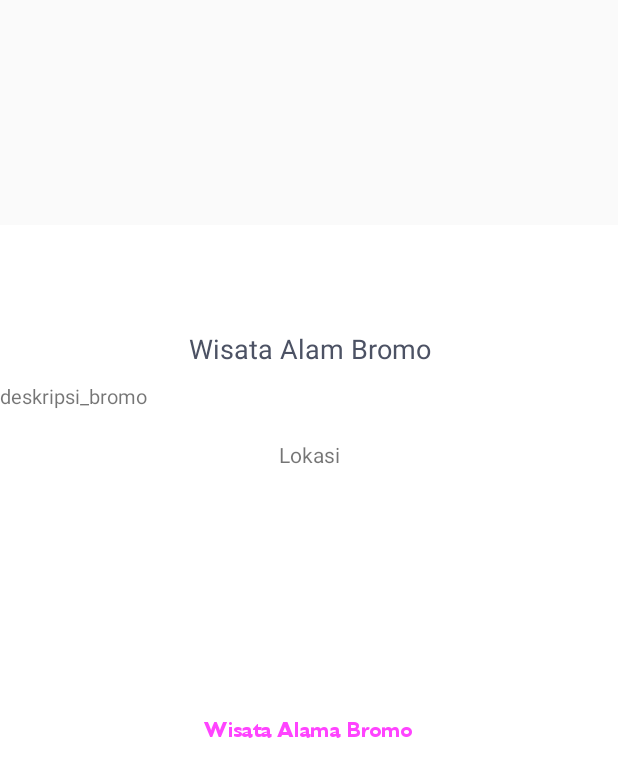
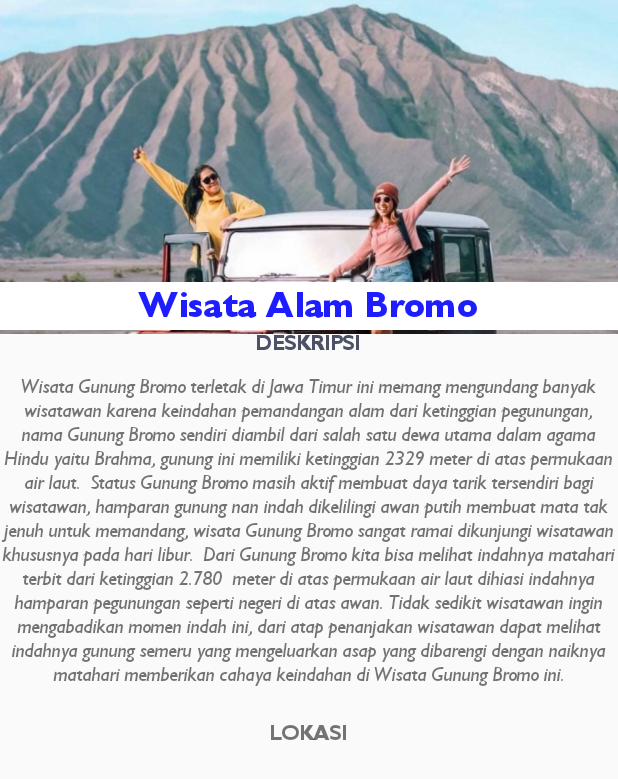
Before and after one commit to hramadhaan/Xplore-Malang, an Android app: the layout activity_pariwisata_bromo.xml on its own in the app's theme, with its tools: preview values and no code run, on a phone screen of 412 x 824 dp. Shown: the top 779 px of the screen. Run offline under Robolectric (Android 15) with nearby library versions, the phone set to English and light mode, and no system bars.

Commit message:
resolved #4

```diff
--- /dev/null
+++ b/app/src/main/java/com/xploremalang/xploremalang/Pariwisata/Pariwisata_bromo.java
@@ -0,0 +1,4 @@
+package com.xploremalang.xploremalang.Pariwisata;
+
+public class Pariwisata_bromo {
+}
--- a/app/src/main/res/layout/activity_pariwisata_bromo.xml
+++ b/app/src/main/res/layout/activity_pariwisata_bromo.xml
@@ -1,61 +1,69 @@
 <?xml version="1.0" encoding="utf-8"?>
-<android.support.constraint.ConstraintLayout
+<ScrollView
     xmlns:android="http://schemas.android.com/apk/res/android"
     xmlns:app="http://schemas.android.com/apk/res-auto"
+    xmlns:tools="http://schemas.android.com/tools"
     android:layout_width="match_parent"
-    android:layout_height="match_parent">
+    android:layout_height="match_parent"
+    tools:context=".Pariwisata.Pariwisata_bromo">
 
     <RelativeLayout
         android:layout_width="wrap_content"
-        android:layout_height="wrap_content"
-        app:layout_constraintBottom_toBottomOf="parent"
-        app:layout_constraintEnd_toEndOf="parent"
-        app:layout_constraintStart_toStartOf="parent"
-        app:layout_constraintTop_toTopOf="parent">
+        android:layout_height="wrap_content">
 
         <ImageView
             android:layout_width="match_parent"
             android:layout_height="match_parent"
-            android:layout_marginTop="-90dp"
-            android:src="@drawable/foto_bromo" />
+            android:src="@drawable/foto_bromo"
+            android:layout_marginTop="-90dp"/>
 
         <RelativeLayout
             android:layout_width="match_parent"
-            android:layout_height="match_parent">
+            android:layout_height="220dp">
 
             <TextView
                 android:layout_width="match_parent"
-                android:layout_height="match_parent"
+                android:layout_height="32dp"
+                android:layout_alignParentEnd="true"
+                android:layout_alignParentRight="true"
+                android:layout_alignParentBottom="true"
                 android:layout_marginTop="150dp"
+                android:layout_marginEnd="0dp"
+                android:layout_marginRight="0dp"
+                android:layout_marginBottom="0dp"
                 android:background="#fff"
                 android:fontFamily="@font/gibson_bold"
                 android:gravity="center|center"
-                android:text="Wisata Alama Bromo"
-                android:textColor="#f4f" />
-
+                android:text="Wisata Alam Bromo"
+                android:textColor="#1D1DFF"
+                android:textSize="24sp" />
         </RelativeLayout>
 
         <RelativeLayout
             android:layout_width="wrap_content"
-            android:layout_height="wrap_content">
+            android:layout_height="match_parent">
 
             <TextView
                 android:id="@+id/judul_bromo"
                 android:layout_width="match_parent"
                 android:layout_height="wrap_content"
                 android:layout_marginTop="220dp"
+                android:fontFamily="@font/gibson_bold"
                 android:gravity="center_horizontal"
-                android:text="Wisata Alam Bromo"
+                android:text="DESKRIPSI"
                 android:textColor="#4C5264"
-                android:textSize="18sp" />
+                android:textSize="14sp"
+                android:textStyle="bold" />
 
             <TextView
                 android:id="@+id/deskripsi_bromo"
                 android:layout_width="match_parent"
                 android:layout_height="wrap_content"
                 android:layout_below="@+id/judul_bromo"
-                android:layout_marginTop="10sp"
-                android:text="@string/deskripsi_bromo"
+                android:layout_marginTop="11dp"
+                android:fontFamily="@font/gibson_regularitalic"
+                android:gravity="center"
+                android:text="Wisata Gunung Bromo terletak di Jawa Timur ini memang mengundang banyak wisatawan karena keindahan pemandangan alam dari ketinggian pegunungan, nama Gunung Bromo sendiri diambil dari salah satu dewa utama dalam agama Hindu yaitu Brahma, gunung ini memiliki ketinggian 2329 meter di atas permukaan air laut.  Status Gunung Bromo masih aktif membuat daya tarik tersendiri bagi wisatawan, hamparan gunung nan indah dikelilingi awan putih membuat mata tak jenuh untuk memandang, wisata Gunung Bromo sangat ramai dikunjungi wisatawan khususnya pada hari libur.  Dari Gunung Bromo kita bisa melihat indahnya matahari terbit dari ketinggian 2.780  meter di atas permukaan air laut dihiasi indahnya hamparan pegunungan seperti negeri di atas awan. Tidak sedikit wisatawan ingin mengabadikan momen indah ini, dari atap penanjakan wisatawan dapat melihat indahnya gunung semeru yang mengeluarkan asap yang dibarengi dengan naiknya matahari memberikan cahaya keindahan di Wisata Gunung Bromo ini."
                 android:textSize="13sp" />
 
             <TextView
@@ -63,21 +71,18 @@
                 android:layout_width="match_parent"
                 android:layout_height="wrap_content"
                 android:layout_below="@+id/deskripsi_bromo"
-                android:layout_marginTop="20dp"
+                android:layout_alignParentBottom="true"
+                android:layout_marginTop="22dp"
+                android:layout_marginBottom="0dp"
+                android:fontFamily="@font/gibson_bold"
                 android:gravity="center"
-                android:text="Lokasi" />
+                android:text="LOKASI"
+                android:textStyle="bold" />
 
-            <android.support.v4.app.FragmentTabHost
-                android:layout_width="wrap_content"
-                android:layout_height="wrap_content">
-
-            </android.support.v4.app.FragmentTabHost>
 
         </RelativeLayout>
 
     </RelativeLayout>
 
 
-
-
-</android.support.constraint.ConstraintLayout>
+</ScrollView>
```
